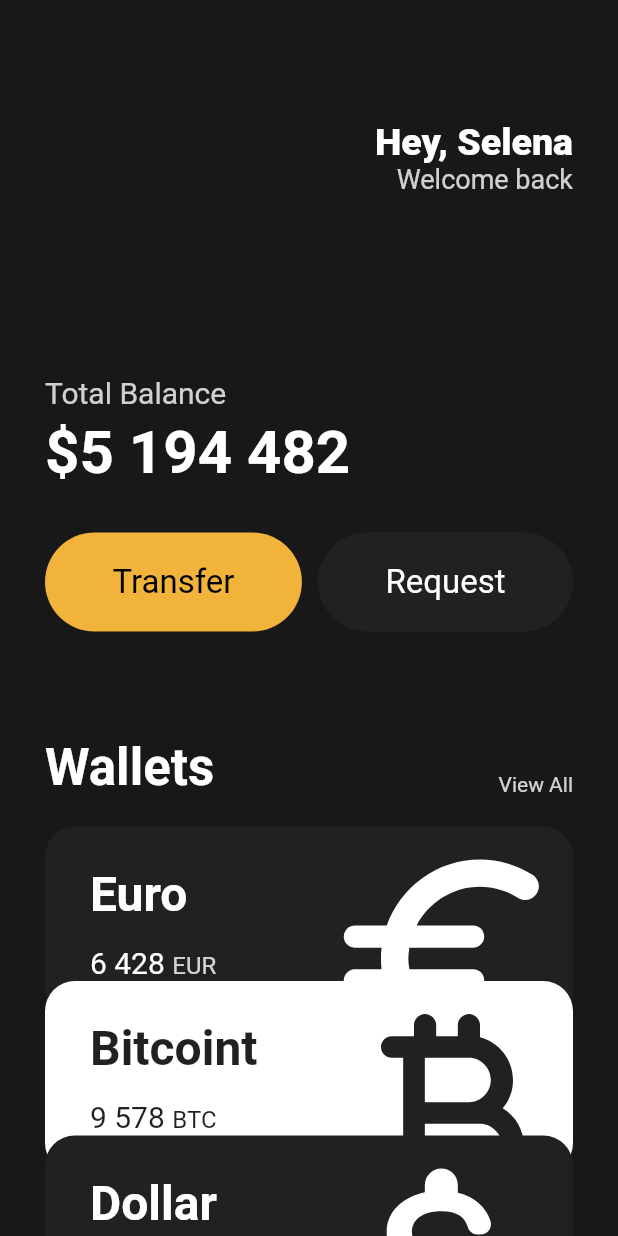
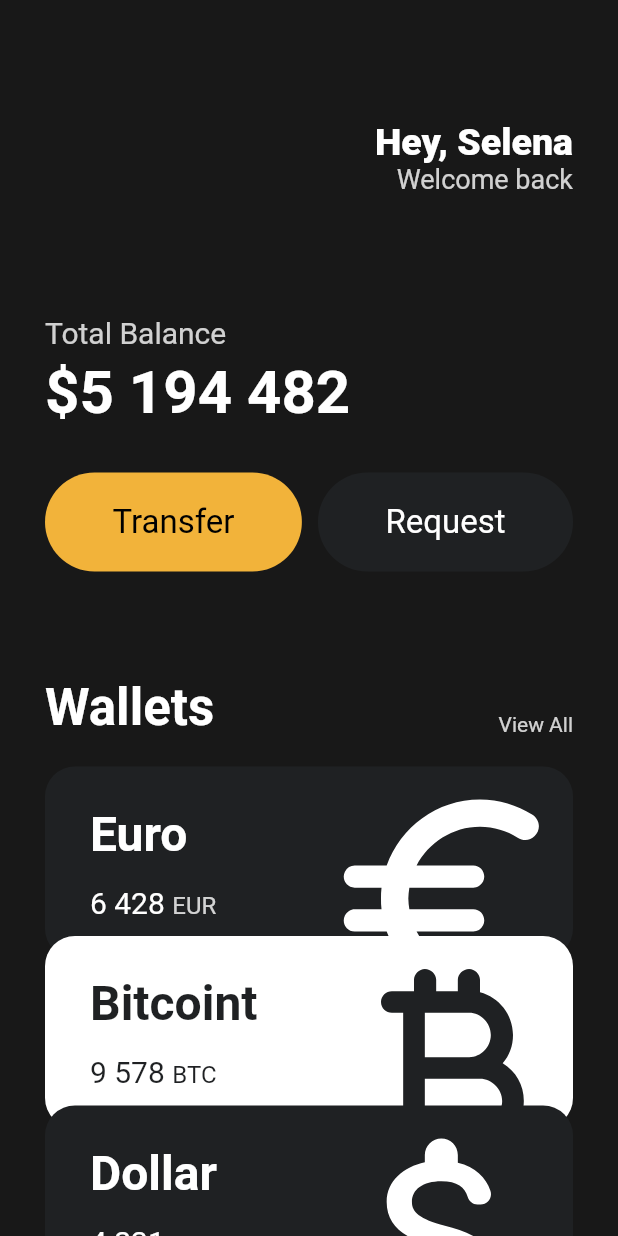
Before and after one commit to baekjungkim/wallets, a Flutter app: the screen it shows after launch, on a phone screen of 412 x 824 dp. Run offline on Flutter 3.47's test engine with Material 2 defaults, Android fonts, the phone set to English and light mode, and no system bars.

Commit message:
#3.9 Code Challenge

```diff
--- a/lib/main.dart
+++ b/lib/main.dart
@@ -51,7 +51,7 @@ class App extends StatelessWidget {
                   ],
                 ),
                 const SizedBox(
-                  height: 120,
+                  height: 80,
                 ),
                 Text(
                   'Total Balance',
@@ -120,30 +120,20 @@ class App extends StatelessWidget {
                   amount: '6 428',
                   icon: Icons.euro_rounded,
                 ),
-                Transform.translate(
-                  offset: const Offset(
-                    0,
-                    -25,
-                  ),
-                  child: const WalletCard(
+                const WalletCard(
                   currencyName: 'Bitcoint',
                   currencyCode: 'BTC',
                   amount: '9 578',
                   icon: Icons.currency_bitcoin_rounded,
                   isInverted: true,
+                  order: 1,
                 ),
-                ),
-                Transform.translate(
-                  offset: const Offset(
-                    0,
-                    -50,
-                  ),
-                  child: const WalletCard(
+                const WalletCard(
                   currencyName: 'Dollar',
                   currencyCode: 'USD',
                   amount: '4 231',
                   icon: Icons.attach_money_rounded,
-                  ),
+                  order: 2,
                 ),
               ],
             ),
--- a/lib/widgets/wallet_card.dart
+++ b/lib/widgets/wallet_card.dart
@@ -4,6 +4,7 @@ class WalletCard extends StatelessWidget {
   final String currencyName, currencyCode, amount;
   final IconData icon;
   final bool isInverted;
+  final int order;
 
   final _blackColor = const Color(0xff1f2123);
 
@@ -13,12 +14,18 @@ class WalletCard extends StatelessWidget {
     required this.currencyCode,
     required this.amount,
     required this.icon,
+    this.order = 0,
     this.isInverted = false,
   });
 
   @override
   Widget build(BuildContext context) {
-    return Container(
+    return Transform.translate(
+      offset: Offset(
+        0,
+        order * -15,
+      ),
+      child: Container(
         clipBehavior: Clip.hardEdge,
         decoration: BoxDecoration(
             color: isInverted ? Colors.white : _blackColor,
@@ -88,6 +95,7 @@ class WalletCard extends StatelessWidget {
             ],
           ),
         ),
+      ),
     );
   }
 }
```
Lines whose indentation alone changed are shown as unchanged.
